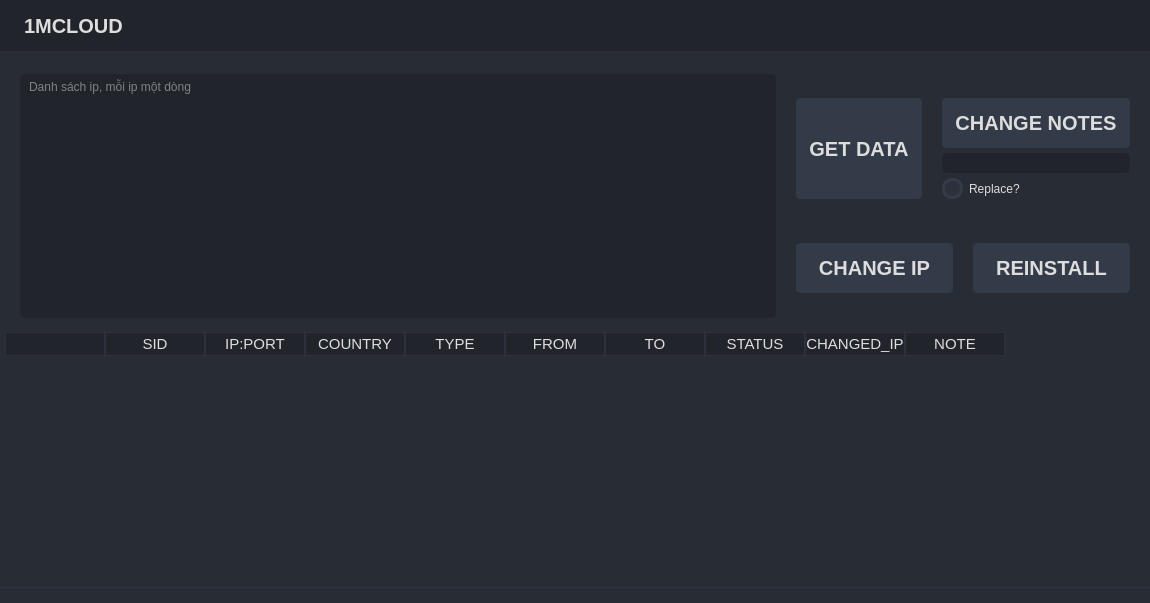
The window that gui/table.ui (Hq1anq/1mcloud_manager) describes before a commit, drawn with Qt 5.
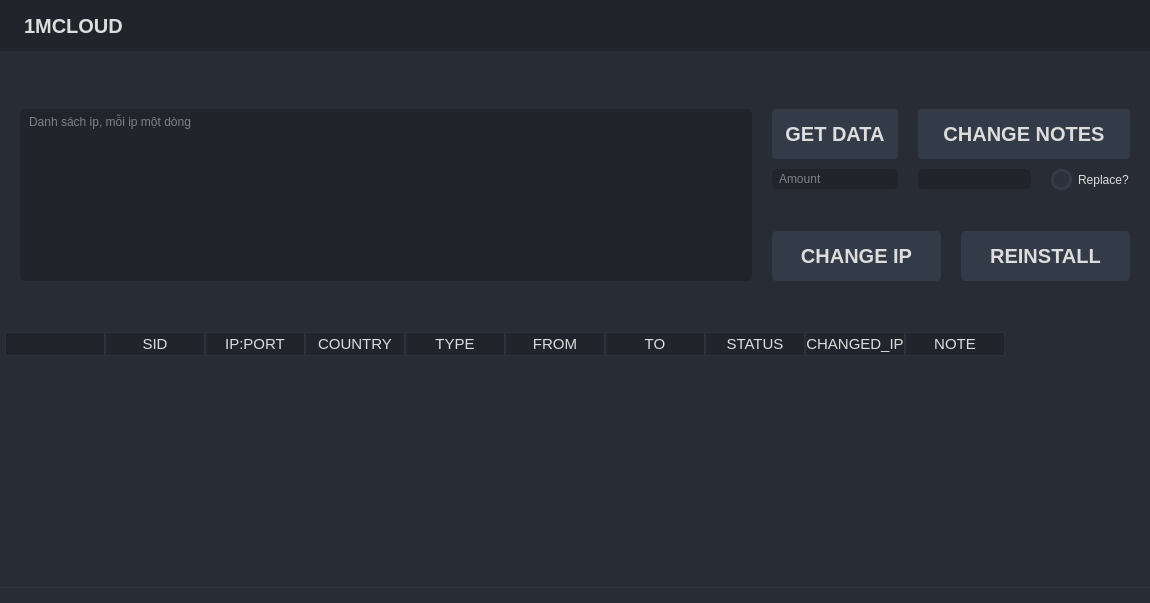
The same window after the commit. Icons and pictures are not drawn.

Commit message: all fontsize = 15px, add amount textbox for crawl data

Patch:
```diff
--- a/gui/table.ui
+++ b/gui/table.ui
@@ -31,7 +31,7 @@
 QWidget {
 	background-color: rgb(40, 44, 52);
 	color: rgb(221, 221, 221);
-	font: 10px &quot;Segoe UI&quot; }
+	font: 15px &quot;Segoe UI&quot; }
 QCheckBox::indicator {
     border: 3px solid rgb(52, 59, 72);
 	width: 15px;
@@ -47,8 +47,7 @@
 QTableWidget {	
 	padding: 5px;
 	gridline-color: rgb(44, 49, 58);
-	border-bottom: 1px solid rgb(44, 49, 60);
-	font-size: 10px }
+	border-bottom: 1px solid rgb(44, 49, 60); }
 QTableWidget::item{ border-color: rgb(44, 49, 60) }
 QTableWidget::item:selected{ background-color: rgb(189, 147, 249) }
 QHeaderView { qproperty-defaultAlignment: AlignCenter }
@@ -357,76 +356,72 @@
       <property name="frameShadow">
        <enum>QFrame::Shadow::Raised</enum>
       </property>
-      <layout class="QHBoxLayout" name="horizontalLayout_2">
-       <property name="spacing">
-        <number>20</number>
-       </property>
+      <layout class="QGridLayout" name="gridLayout_3">
        <property name="leftMargin">
         <number>20</number>
        </property>
        <property name="rightMargin">
         <number>20</number>
        </property>
-       <item>
+       <property name="horizontalSpacing">
+        <number>20</number>
+       </property>
+       <item row="0" column="0" rowspan="2">
         <widget class="QPlainTextEdit" name="txtIP">
          <property name="placeholderText">
           <string>Danh sách ip, mỗi ip một dòng</string>
          </property>
         </widget>
        </item>
-       <item>
-        <layout class="QGridLayout" name="gridLayout_3">
-         <property name="spacing">
-          <number>20</number>
-         </property>
-         <item row="0" column="0" colspan="2">
+       <item row="0" column="1" colspan="2">
           <layout class="QGridLayout" name="gridLayout_2">
            <property name="horizontalSpacing">
             <number>20</number>
            </property>
            <property name="verticalSpacing">
-            <number>5</number>
-           </property>
-           <item row="0" column="1">
+          <number>10</number>
+         </property>
+         <item row="0" column="0">
+          <widget class="QPushButton" name="getData">
+           <property name="text">
+            <string>GET DATA</string>
+           </property>
+          </widget>
+         </item>
+         <item row="0" column="1" colspan="2">
             <widget class="QPushButton" name="changeNotes">
              <property name="text">
               <string>CHANGE NOTES</string>
              </property>
             </widget>
            </item>
+         <item row="1" column="0">
+          <widget class="QLineEdit" name="txtAmount">
+           <property name="placeholderText">
+            <string>Amount</string>
+           </property>
+          </widget>
+         </item>
            <item row="1" column="1">
             <widget class="QLineEdit" name="txtNote"/>
            </item>
-           <item row="2" column="1">
+         <item row="1" column="2">
             <widget class="QCheckBox" name="replaceCheckbox">
              <property name="text">
               <string>Replace?</string>
              </property>
             </widget>
            </item>
-           <item row="0" column="0" rowspan="3">
-            <widget class="QPushButton" name="getData">
-             <property name="sizePolicy">
-              <sizepolicy hsizetype="Minimum" vsizetype="Expanding">
-               <horstretch>0</horstretch>
-               <verstretch>0</verstretch>
-              </sizepolicy>
-             </property>
-             <property name="text">
-              <string>GET DATA</string>
-             </property>
-            </widget>
-           </item>
-          </layout>
-         </item>
-         <item row="1" column="0">
+        </layout>
+       </item>
+       <item row="1" column="1">
           <widget class="QPushButton" name="changeIP">
            <property name="text">
             <string>CHANGE IP</string>
            </property>
           </widget>
          </item>
-         <item row="1" column="1">
+       <item row="1" column="2">
           <widget class="QPushButton" name="reInstall">
            <property name="text">
             <string>REINSTALL</string>
@@ -434,8 +429,6 @@
           </widget>
          </item>
         </layout>
-       </item>
-      </layout>
      </widget>
     </item>
     <item row="7" column="0" colspan="2">
```
Left out of the diff: 13 changed lines with no effect on the pictures. Lines whose indentation alone changed are shown as unchanged. The commit also changes 2 other files.
